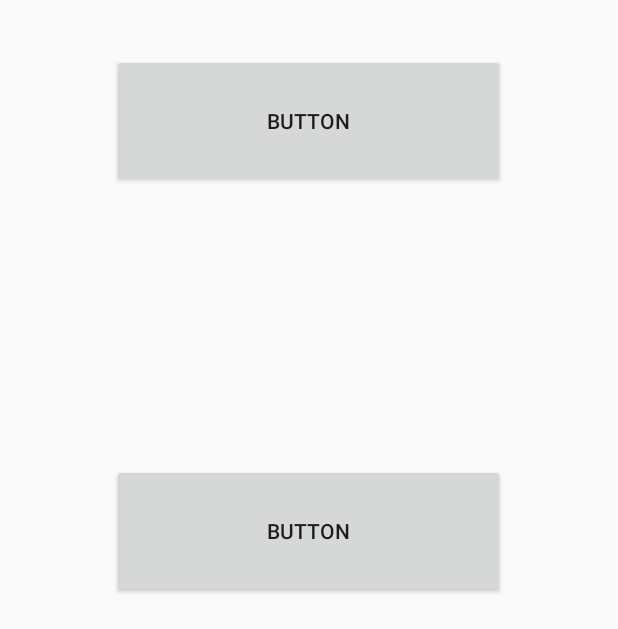
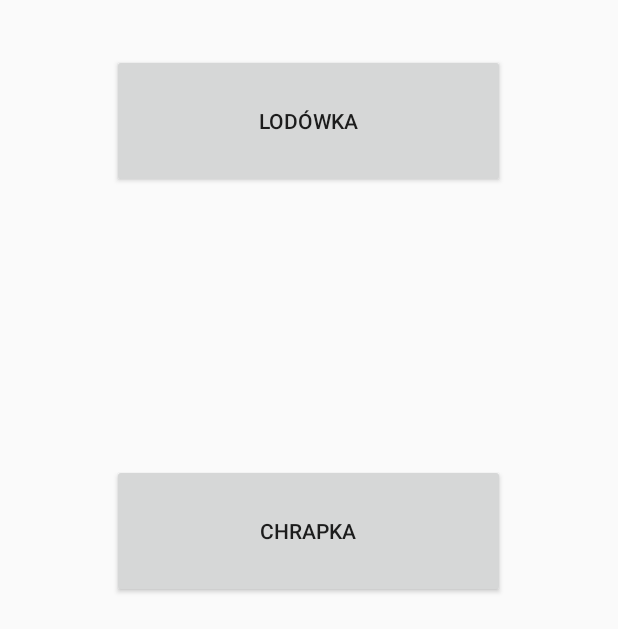
Before and after one commit to albonie/MoodFood, an Android app: the layout activity_wybor_programu.xml on its own in the app's theme, with its tools: preview values and no code run, on a phone screen of 412 x 824 dp. Shown: the part 248-877 px from the top of the screen. Run offline under Robolectric (Android 15) with nearby library versions, the phone set to English and light mode, and no system bars.

Commit message:
stworzyłem activity do wyboru programu

```diff
--- a/app/src/main/java/com/example/moodfood/WyborProgramu.kt
+++ b/app/src/main/java/com/example/moodfood/WyborProgramu.kt
@@ -8,7 +8,5 @@ class WyborProgramu : AppCompatActivity() {
     override fun onCreate(savedInstanceState: Bundle?) {
         super.onCreate(savedInstanceState)
         setContentView(R.layout.activity_wybor_programu)
-        lodowka.text = "Lodówka"
-        chrapka.text = "Chrapka"
     }
 }
--- a/app/src/main/res/layout/activity_wybor_programu.xml
+++ b/app/src/main/res/layout/activity_wybor_programu.xml
@@ -8,7 +8,7 @@
         tools:context=".WyborProgramu">
 
     <Button
-            android:text="Button"
+            android:text="@string/lod_wka"
             android:layout_width="262dp"
             android:layout_height="89dp" android:id="@+id/lodowka"
             app:layout_constraintTop_toTopOf="parent"
@@ -16,7 +16,7 @@
             app:layout_constraintEnd_toEndOf="parent" app:layout_constraintHorizontal_bias="0.496"
             app:layout_constraintVertical_bias="0.274"/>
     <Button
-            android:text="Button"
+            android:text="@string/chrapka"
             android:layout_width="262dp"
             android:layout_height="89dp" android:id="@+id/chrapka"
             app:layout_constraintStart_toStartOf="parent" app:layout_constraintEnd_toEndOf="parent"
--- a/app/src/main/res/values/strings.xml
+++ b/app/src/main/res/values/strings.xml
@@ -101,4 +101,6 @@
         "when a user tries to pick up one of cards.\n\n"
     </string>
     <string name="action_settings">Settings</string>
+    <string name="lod_wka">Lodówka</string>
+    <string name="chrapka">Chrapka</string>
 </resources>
```
